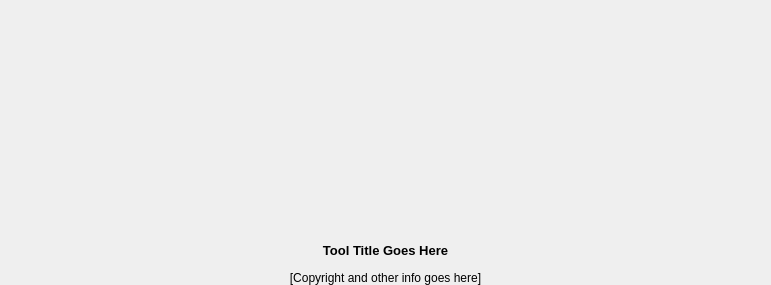
This is ui/generated/splash_screen.ui in SoundsLikeJonny/TinyType as Qt 5 draws it before an edit. The edited form follows.
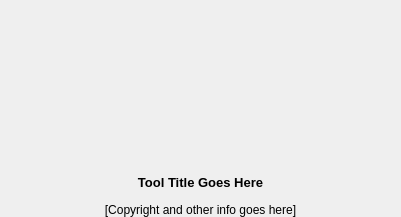
This is the edited form.

The edit to the form file:
```diff
--- a/ui/generated/splash_screen.ui
+++ b/ui/generated/splash_screen.ui
@@ -6,8 +6,8 @@
    <rect>
     <x>0</x>
     <y>0</y>
-    <width>771</width>
-    <height>285</height>
+    <width>401</width>
+    <height>217</height>
    </rect>
   </property>
   <property name="windowTitle">
```
